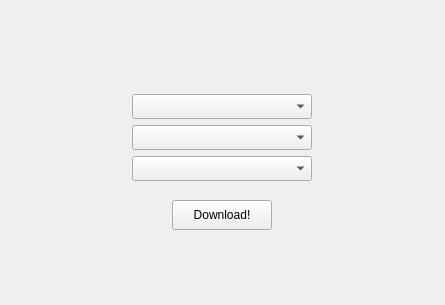
Old version of the form src/ui/mainwindow.ui in the repository ServerLauncher/ServerLauncher.
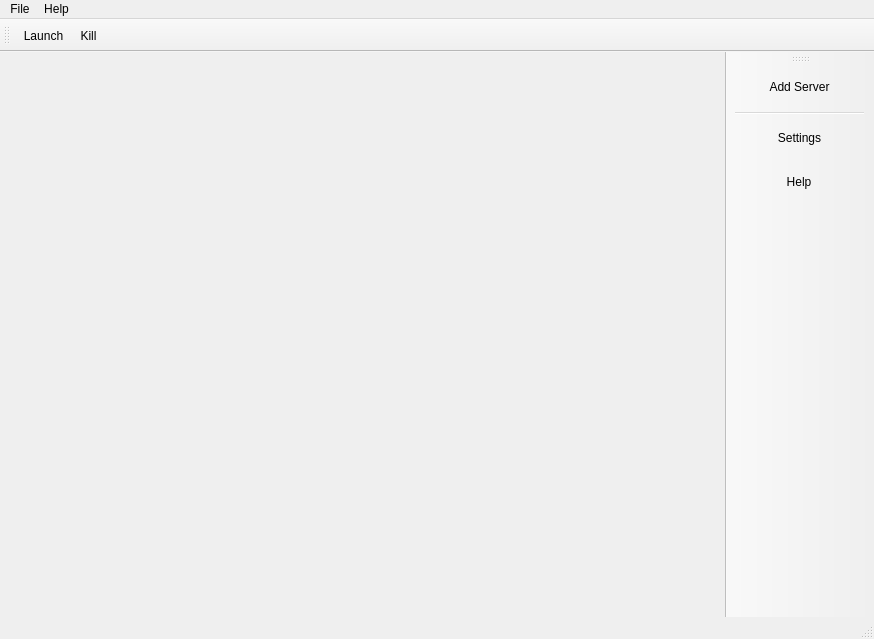
New version of the form. Icons and pictures are not drawn.

Patch:
```diff
--- a/src/ui/mainwindow.ui
+++ b/src/ui/mainwindow.ui
@@ -6,155 +6,158 @@
    <rect>
     <x>0</x>
     <y>0</y>
-    <width>445</width>
-    <height>305</height>
+    <width>874</width>
+    <height>639</height>
    </rect>
   </property>
-  <property name="sizePolicy">
-   <sizepolicy hsizetype="Fixed" vsizetype="Fixed">
-    <horstretch>0</horstretch>
-    <verstretch>0</verstretch>
-   </sizepolicy>
-  </property>
   <property name="windowTitle">
    <string>ServerLauncher</string>
   </property>
   <widget class="QWidget" name="centralwidget">
-   <layout class="QVBoxLayout" name="verticalLayout">
-    <item>
-     <layout class="QVBoxLayout" name="build_verticalLayout">
-      <property name="sizeConstraint">
-       <enum>QLayout::SetDefaultConstraint</enum>
-      </property>
-      <item>
-       <spacer name="build_verticalSpacer_up">
-        <property name="orientation">
-         <enum>Qt::Vertical</enum>
-        </property>
-        <property name="sizeType">
-         <enum>QSizePolicy::Preferred</enum>
-        </property>
-        <property name="sizeHint" stdset="0">
-         <size>
-          <width>33</width>
-          <height>85</height>
-         </size>
-        </property>
-       </spacer>
-      </item>
-      <item alignment="Qt::AlignHCenter">
-       <widget class="QComboBox" name="loader_comboBox">
-        <property name="sizePolicy">
-         <sizepolicy hsizetype="Minimum" vsizetype="Fixed">
-          <horstretch>0</horstretch>
-          <verstretch>0</verstretch>
-         </sizepolicy>
-        </property>
-        <property name="minimumSize">
-         <size>
-          <width>180</width>
-          <height>25</height>
-         </size>
-        </property>
-        <property name="layoutDirection">
-         <enum>Qt::LeftToRight</enum>
-        </property>
-       </widget>
-      </item>
-      <item alignment="Qt::AlignHCenter">
-       <widget class="QComboBox" name="version_comboBox">
-        <property name="sizePolicy">
-         <sizepolicy hsizetype="Minimum" vsizetype="Fixed">
-          <horstretch>0</horstretch>
-          <verstretch>0</verstretch>
-         </sizepolicy>
-        </property>
-        <property name="minimumSize">
-         <size>
-          <width>180</width>
-          <height>25</height>
-         </size>
-        </property>
-        <property name="layoutDirection">
-         <enum>Qt::LeftToRight</enum>
-        </property>
-       </widget>
-      </item>
-      <item alignment="Qt::AlignHCenter">
-       <widget class="QComboBox" name="build_comboBox">
-        <property name="sizePolicy">
-         <sizepolicy hsizetype="Minimum" vsizetype="Fixed">
-          <horstretch>0</horstretch>
-          <verstretch>0</verstretch>
-         </sizepolicy>
-        </property>
-        <property name="minimumSize">
-         <size>
-          <width>180</width>
-          <height>25</height>
-         </size>
-        </property>
-        <property name="layoutDirection">
-         <enum>Qt::LeftToRight</enum>
-        </property>
-       </widget>
-      </item>
-      <item>
-       <spacer name="build_verticalSpacer_down">
-        <property name="orientation">
-         <enum>Qt::Vertical</enum>
-        </property>
-        <property name="sizeType">
-         <enum>QSizePolicy::Fixed</enum>
-        </property>
-        <property name="sizeHint" stdset="0">
-         <size>
-          <width>20</width>
-          <height>13</height>
-         </size>
-        </property>
-       </spacer>
-      </item>
-     </layout>
-    </item>
-    <item>
-     <layout class="QVBoxLayout" name="download_verticalLayout">
-      <item alignment="Qt::AlignHCenter">
-       <widget class="QPushButton" name="download_button">
-        <property name="sizePolicy">
-         <sizepolicy hsizetype="Fixed" vsizetype="Fixed">
-          <horstretch>0</horstretch>
-          <verstretch>0</verstretch>
-         </sizepolicy>
-        </property>
-        <property name="minimumSize">
-         <size>
-          <width>100</width>
-          <height>30</height>
-         </size>
-        </property>
-        <property name="text">
-         <string>Download!</string>
-        </property>
-       </widget>
-      </item>
-      <item>
-       <spacer name="download_verticalSpacer">
-        <property name="orientation">
-         <enum>Qt::Vertical</enum>
-        </property>
-        <property name="sizeHint" stdset="0">
-         <size>
-          <width>20</width>
-          <height>35</height>
-         </size>
-        </property>
-       </spacer>
-      </item>
-     </layout>
-    </item>
+   <layout class="QHBoxLayout" name="horizontalLayout">
+    <property name="leftMargin">
+     <number>0</number>
+    </property>
+    <property name="topMargin">
+     <number>0</number>
+    </property>
+    <property name="rightMargin">
+     <number>0</number>
+    </property>
+    <property name="bottomMargin">
+     <number>0</number>
+    </property>
    </layout>
   </widget>
+  <widget class="QMenuBar" name="menuBar">
+   <property name="geometry">
+    <rect>
+     <x>0</x>
+     <y>0</y>
+     <width>874</width>
+     <height>21</height>
+    </rect>
+   </property>
+   <property name="sizePolicy">
+    <sizepolicy hsizetype="MinimumExpanding" vsizetype="Minimum">
+     <horstretch>0</horstretch>
+     <verstretch>0</verstretch>
+    </sizepolicy>
+   </property>
+   <widget class="QMenu" name="fileMenu">
+    <property name="title">
+     <string>File</string>
+    </property>
+    <addaction name="actionAddServer"/>
+    <addaction name="separator"/>
+    <addaction name="actionLaunchServer"/>
+    <addaction name="actionKillServer"/>
+    <addaction name="separator"/>
+    <addaction name="actionSettings"/>
+   </widget>
+   <widget class="QMenu" name="menuHelp">
+    <property name="title">
+     <string>Help</string>
+    </property>
+   </widget>
+   <addaction name="fileMenu"/>
+   <addaction name="menuHelp"/>
+  </widget>
+  <widget class="QStatusBar" name="statusBar"/>
+  <widget class="QToolBar" name="mainToolBar">
+   <property name="windowTitle">
+    <string>Main Toolbar</string>
+   </property>
+   <property name="styleSheet">
+    <string notr="true">QToolBar QToolButton { 
+  margin: 5px 15px 5px 15px; 
+  padding: 7px 20px 7px 20px;
+  font-size: 12px;
+}</string>
+   </property>
+   <property name="allowedAreas">
+    <set>Qt::LeftToolBarArea|Qt::RightToolBarArea</set>
+   </property>
+   <property name="toolButtonStyle">
+    <enum>Qt::ToolButtonTextBesideIcon</enum>
+   </property>
+   <property name="floatable">
+    <bool>false</bool>
+   </property>
+   <attribute name="toolBarArea">
+    <enum>RightToolBarArea</enum>
+   </attribute>
+   <attribute name="toolBarBreak">
+    <bool>false</bool>
+   </attribute>
+   <addaction name="actionAddServer"/>
+   <addaction name="separator"/>
+   <addaction name="actionSettings"/>
+   <addaction name="actionHelp"/>
+  </widget>
+  <widget class="QToolBar" name="serverToolBar">
+   <property name="windowTitle">
+    <string>toolBar</string>
+   </property>
+   <property name="styleSheet">
+    <string notr="true">QToolBar QToolButton { 
+  margin: 3px 0px 3px 5px; 
+}</string>
+   </property>
+   <property name="allowedAreas">
+    <set>Qt::BottomToolBarArea|Qt::TopToolBarArea</set>
+   </property>
+   <property name="toolButtonStyle">
+    <enum>Qt::ToolButtonIconOnly</enum>
+   </property>
+   <attribute name="toolBarArea">
+    <enum>TopToolBarArea</enum>
+   </attribute>
+   <attribute name="toolBarBreak">
+    <bool>false</bool>
+   </attribute>
+   <addaction name="actionLaunchServer"/>
+   <addaction name="actionKillServer"/>
+  </widget>
+  <action name="actionAddServer">
+   <property name="text">
+    <string>Add Server</string>
+   </property>
+  </action>
+  <action name="actionSettings">
+   <property name="text">
+    <string>Settings</string>
+   </property>
+  </action>
+  <action name="actionHelp">
+   <property name="text">
+    <string>Help</string>
+   </property>
+  </action>
+  <action name="actionKillServer">
+   <property name="icon">
+    <iconset resource="../../resources/MainWindow.qrc">
+     <normaloff>:/rec/killServer.png</normaloff>:/rec/killServer.png</iconset>
+   </property>
+   <property name="text">
+    <string>Kill</string>
+   </property>
+   <property name="toolTip">
+    <string>Stop Server</string>
+   </property>
+  </action>
+  <action name="actionLaunchServer">
+   <property name="icon">
+    <iconset resource="../../resources/MainWindow.qrc">
+     <normaloff>:/rec/launchServer.png</normaloff>:/rec/launchServer.png</iconset>
+   </property>
+   <property name="text">
+    <string>Launch</string>
+   </property>
+   <property name="toolTip">
+    <string>Start Server</string>
+   </property>
+  </action>
  </widget>
  <resources/>
  <connections/>
```
Left out of the diff: 6 changed lines with no effect on the pictures.
